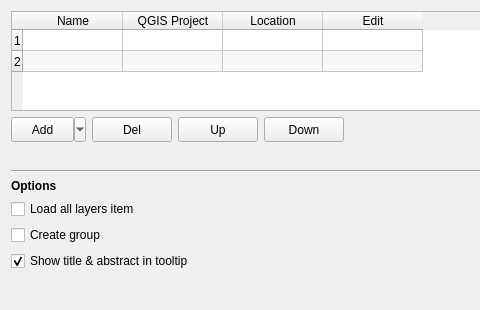
Above: menu_from_project/ui/conf_dialog.ui from xcaeag/MenuFromProject-Qgis-Plugin before the change; both pictures show x 0 to 480 and y 0 to 310 of the 739 by 310 pixel window. Below: the same form after it.
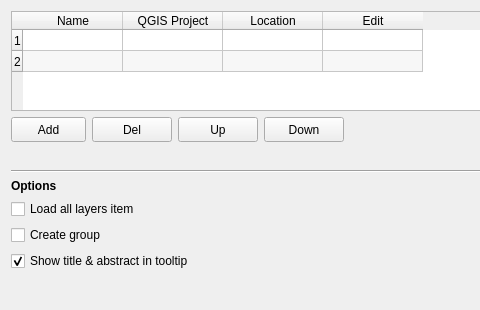
That is the form after the change. Icons and pictures are not drawn.

Commit message: Add options to add tool button

What changed in the file:
```diff
--- a/menu_from_project/ui/conf_dialog.ui
+++ b/menu_from_project/ui/conf_dialog.ui
@@ -164,7 +164,7 @@
         <string>Add</string>
        </property>
        <property name="popupMode">
-        <enum>QToolButton::MenuButtonPopup</enum>
+        <enum>QToolButton::InstantPopup</enum>
        </property>
        <property name="arrowType">
         <enum>Qt::NoArrow</enum>
```
The commit also changes 3 other files.
